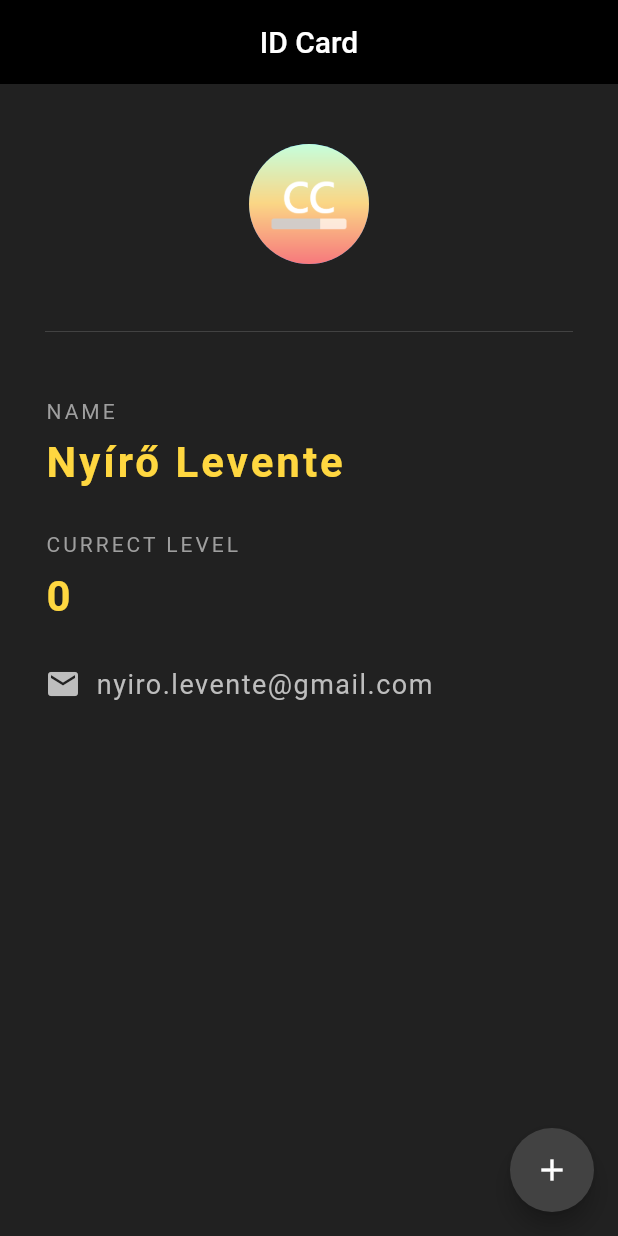
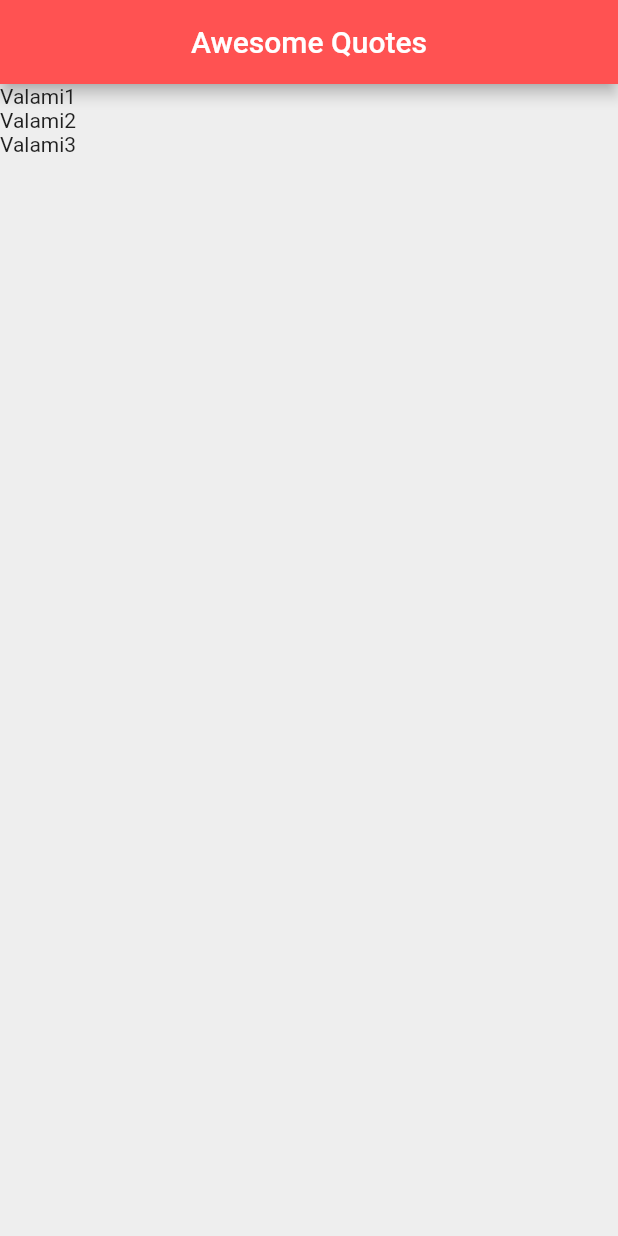
Before and after one commit to leventenyiro/Flutter_Basics, a Flutter app: the screen it shows after launch, on a phone screen of 412 x 824 dp. Run offline on Flutter 3.47's test engine with Material 2 defaults, Android fonts, the phone set to English and light mode, and no system bars.

Commit message:
list of data

```diff
--- a/lib/main.dart
+++ b/lib/main.dart
@@ -1,107 +1,37 @@
 import "package:flutter/material.dart";
 
 void main() => runApp(MaterialApp(
+  home: QuoteList(),
   debugShowCheckedModeBanner: false,
-  home: Card()
 ));
 
-class Card extends StatefulWidget {
+class QuoteList extends StatefulWidget {
   @override
-  _CardState createState() => _CardState();
+  _QuoteListState createState() => _QuoteListState();
 }
 
-class _CardState extends State<Card> {
-  int level = 0;
+class _QuoteListState extends State<QuoteList> {
+
+  List<String> quotes = [
+    "Valami1",
+    "Valami2",
+    "Valami3",
+  ];
 
   @override
   Widget build(BuildContext context) {
     return Scaffold(
-      backgroundColor: Colors.grey[900],
+      backgroundColor: Colors.grey[200],
       appBar: AppBar(
-        title: Text("ID Card"),
+        title: Text("Awesome Quotes"),
         centerTitle: true,
-        backgroundColor: Colors.black,
-        elevation: 0.0,
+        backgroundColor: Colors.redAccent,
       ),
-      floatingActionButton: FloatingActionButton(
-        onPressed: () {
-          setState(() {
-            level++;
-          });
-        },
-        child: Icon(Icons.add),
-        backgroundColor: Colors.grey[800],
-      ),
-      body: Padding(
-        padding: EdgeInsets.fromLTRB(30.0, 40.0, 30.0, 0.0),
-        child: Column(
-          crossAxisAlignment: CrossAxisAlignment.start,
-          children: <Widget>[
-            Center(
-              child: CircleAvatar(
-                backgroundImage: AssetImage("assets/cch.png"),
-                radius: 40.0,
-              ),
-            ),
-            Divider(
-              height: 90.0,
-              color: Colors.grey[800],
-            ),
-            Text(
-              "NAME",
-              style: TextStyle(
-                color: Colors.grey,
-                letterSpacing: 2.0,
-              ),
-            ),
-            SizedBox(height: 10.0,),
-            Text(
-              "Nyírő Levente",
-              style: TextStyle(
-                color: Colors.amberAccent[200],
-                letterSpacing: 2.0,
-                fontSize: 28.0,
-                fontWeight: FontWeight.bold,
-              ),
-            ),
-            SizedBox(height: 30.0,),
-            Text(
-              "CURRECT LEVEL",
-              style: TextStyle(
-                color: Colors.grey,
-                letterSpacing: 2.0,
-              ),
-            ),
-            SizedBox(height: 10.0,),
-            Text(
-              "$level",
-              style: TextStyle(
-                color: Colors.amberAccent[200],
-                letterSpacing: 2.0,
-                fontSize: 28.0,
-                fontWeight: FontWeight.bold,
-              ),
-            ),
-            SizedBox(height: 30.0,),
-            Row(
-              children: <Widget>[
-                Icon(
-                  Icons.email,
-                  color: Colors.grey[400],
-                ),
-                SizedBox(width: 10.0,),
-                Text(
-                  "nyiro.levente@gmail.com",
-                  style: TextStyle(
-                    color: Colors.grey[400],
-                    fontSize: 18.0,
-                    letterSpacing: 1.0,
-                  ),
-                ),
-              ],
-            ),
-          ],
-        ),
+      body: Column(
+        children: quotes.map((q) => Text(q)).toList(),
+        /*children: quotes.map((q) {
+          return Text(q);
+        }).toList()*/
       ),
     );
   }
```
